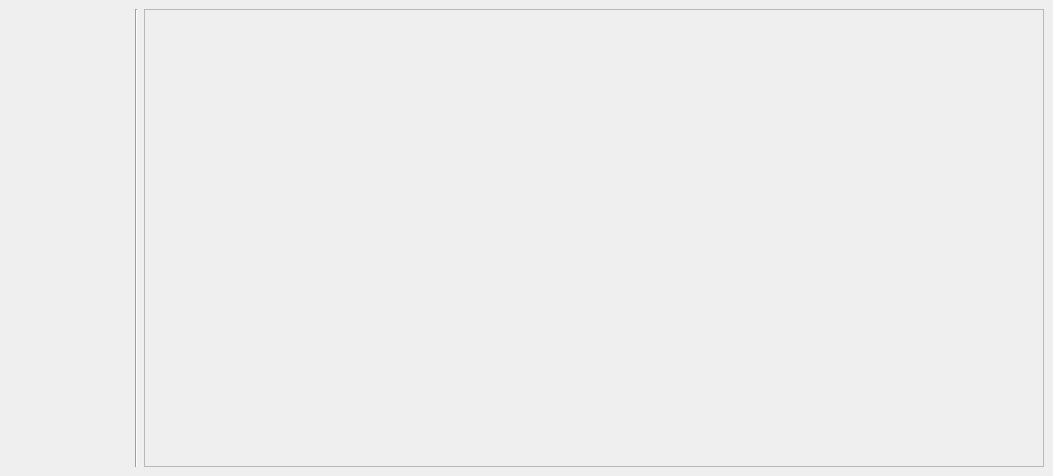
Above: ui/import_fieldlogger.ui from jkall/qgis-midvatten-plugin before the change. Below: the same form after it.
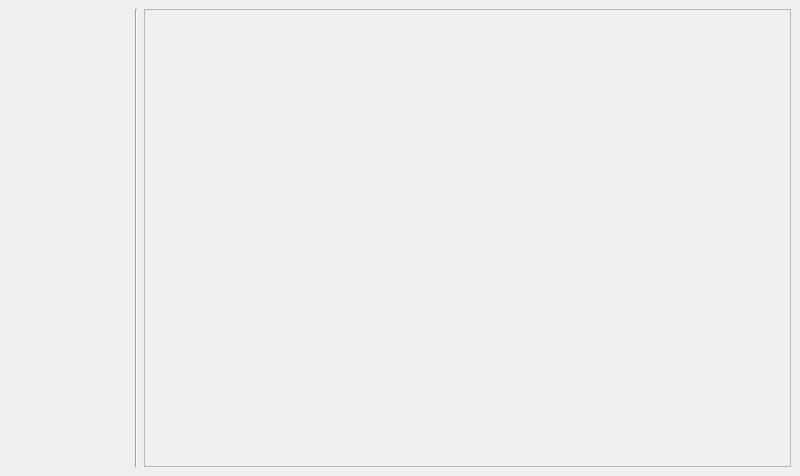
That is the form after the change.

What changed in the file:
```diff
--- a/ui/import_fieldlogger.ui
+++ b/ui/import_fieldlogger.ui
@@ -6,7 +6,7 @@
    <rect>
     <x>0</x>
     <y>0</y>
-    <width>1013</width>
+    <width>800</width>
     <height>476</height>
    </rect>
   </property>
@@ -62,8 +62,8 @@
       </property>
       <property name="minimumSize">
        <size>
-        <width>900</width>
-        <height>400</height>
+        <width>200</width>
+        <height>200</height>
        </size>
       </property>
       <property name="verticalScrollBarPolicy">
@@ -80,8 +80,8 @@
         <rect>
          <x>0</x>
          <y>0</y>
-         <width>898</width>
-         <height>456</height>
+         <width>643</width>
+         <height>454</height>
         </rect>
        </property>
        <property name="sizePolicy">
@@ -92,8 +92,8 @@
        </property>
        <property name="minimumSize">
         <size>
-         <width>880</width>
-         <height>400</height>
+         <width>180</width>
+         <height>200</height>
         </size>
        </property>
        <layout class="QVBoxLayout" name="main_vertical_layout">
```
Left out of the diff: 5 changed lines with no effect on the pictures.
